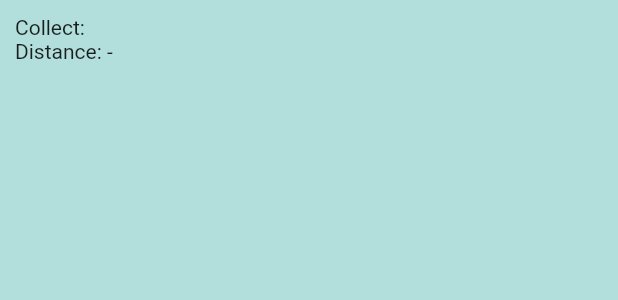
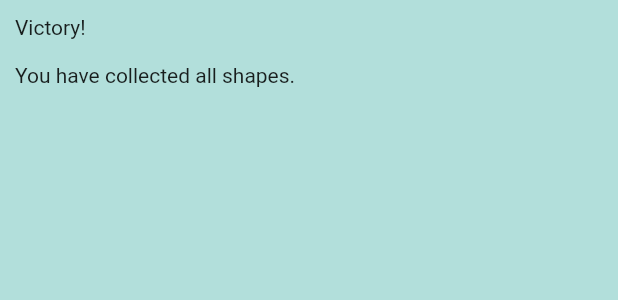
Before and after one commit to Leffe108/shapes-outdoor2, a Flutter app: the GameStatus widget shown alone on an empty page, opened directly, on a phone screen of 412 x 824 dp. Shown: the top 300 px of the screen. Run offline on Flutter 3.47's test engine with Material 2 defaults, Android fonts, the phone set to English and light mode, and no system bars; our stand-ins replace flutter_map, latlong2, location, routemaster.

Commit message:
Add: you can now skip shapes and see a victory state

```diff
--- a/lib/models/game_state.dart
+++ b/lib/models/game_state.dart
@@ -37,6 +37,8 @@ const collectRangeMeters = 50;
 const collectTime = Duration(seconds: 10);
 
 class GameState extends ChangeNotifier {
+  DateTime? _gameStart;
+  DateTime? _gameEnd;
   late List<Poi> _shapesToCollect;
 
   /// When did player reach in range of closest poi?
@@ -49,6 +51,8 @@ class GameState extends ChangeNotifier {
   }
 
   void clear() {
+    _gameStart = null;
+    _gameEnd = null;
     _shapesToCollect = [];
     _enterShape = null;
   }
@@ -56,6 +60,8 @@ class GameState extends ChangeNotifier {
   /// Create a new game
   void newGame(int n, LatLng center) {
     clear();
+
+    _gameStart = DateTime.now();
 
     List<Shape> shapes = [];
     shapes.addAll(Shape.values);
@@ -102,6 +108,12 @@ class GameState extends ChangeNotifier {
   /// (awaiting for the collect time to be reached)
   bool get inRange => _enterShape != null;
 
+  Duration? get gameDuration => _gameStart == null
+      ? null
+      : (_gameEnd == null
+          ? DateTime.now().difference(_gameStart!)
+          : _gameEnd!.difference(_gameStart!));
+
   /// Set the current location of the player
   set playerPos(LatLng? pos) {
     var notify = _playerPos != pos;
@@ -124,9 +136,7 @@ class GameState extends ChangeNotifier {
           _enterShape != null &&
           now.difference(_enterShape!) > collectTime) {
         // Stayed in range for at leat COLLECT_TIME => collect shape
-        _shapesToCollect.removeAt(closestPoi.index);
-        _enterShape = null;
-        _closestPoi = null;
+        _collectIndex(closestPoi.index);
         notify = true;
       } else if (inRange && _enterShape == null) {
         // Arrived in range => set enter time
@@ -140,6 +150,22 @@ class GameState extends ChangeNotifier {
     }
 
     if (notify) notifyListeners();
+  }
+
+  /// Skip a shape - removes it from shapesToCollect
+  void skip(int index) {
+    _collectIndex(index);
+    notifyListeners();
+  }
+
+  /// Collect the shape at given index
+  void _collectIndex(int index) {
+    _shapesToCollect.removeAt(index);
+    _enterShape = null;
+    _closestPoi = null;
+    if (_shapesToCollect.isEmpty) {
+      _gameEnd = DateTime.now();
+    }
   }
 
   /// Get the closest poi of give shape
--- a/lib/screens/game/widgets/game_status.dart
+++ b/lib/screens/game/widgets/game_status.dart
@@ -2,6 +2,7 @@ import 'package:flutter/material.dart';
 import 'package:provider/provider.dart';
 import 'package:shapes_outdoor/models/game_state.dart';
 import 'package:shapes_outdoor/screens/game/widgets/collect_progress_indicator.dart';
+import 'package:shapes_outdoor/utils/format.dart';
 
 class GameStatus extends StatelessWidget {
   const GameStatus({Key? key}) : super(key: key);
@@ -25,44 +26,51 @@ class GameStatus extends StatelessWidget {
         ],
       ),
       padding: const EdgeInsets.all(10),
-      child: Column(
+      child: Consumer<GameState>(
+        builder: (context, state, child) {
+          final endOfGame = state.shapesToCollect.isEmpty;
+          return Column(
             children: [
-          const CollectProgressIndicator(),
+              const CollectProgressIndicator(key: Key('collect-progress')),
+              if (!endOfGame)
                 Row(
                   mainAxisSize: MainAxisSize.max,
                   crossAxisAlignment: CrossAxisAlignment.start,
                   children: [
                     const Text('Collect: '),
                     Expanded(
-                child: Consumer<GameState>(
-                  builder: ((context, state, child) {
-                    return Text(state.shapesToCollect
+                      child: Text(
+                        state.shapesToCollect
                             .map((poi) => poi.shape.toString().split('.')[1])
                             .toList()
-                        .join(', '));
-                  }),
+                            .join(', '),
                       ),
                     ),
                   ],
                 ),
+              if (!endOfGame)
                 Row(
                   mainAxisSize: MainAxisSize.max,
                   crossAxisAlignment: CrossAxisAlignment.start,
                   children: [
                     const Text('Distance: '),
                     Expanded(
-                child: Consumer<GameState>(
-                  builder: ((context, state, child) {
-                    if (state.closestShapeDistanceM == null) {
-                      return const Text('-');
-                    }
-                    return Text('${state.closestShapeDistanceM!.round()} m');
-                  }),
+                      child: state.closestShapeDistanceM == null
+                          ? const Text('-')
+                          : Text('${state.closestShapeDistanceM!.round()} m'),
+                    ),
+                  ],
+                ),
+              if (endOfGame)
+                SizedBox(
+                  width: double.infinity,
+                  child: Text(
+                    'Victory!\n\nYou have collected all shapes${state.gameDuration != null ? ' in ' + humanDuration(state.gameDuration!) : ''}.',
                   ),
                 ),
             ],
-          ),
-        ],
+          );
+        },
       ),
     );
   }
```
Also changed, not shown: lib/screens/game/widgets/game_map.dart (+5 -3 lines), lib/screens/game/widgets/shape_marker_widget.dart (+50 -6 lines), lib/utils/format.dart (added, +24 -0 lines). Lines whose indentation alone changed are shown as unchanged.
